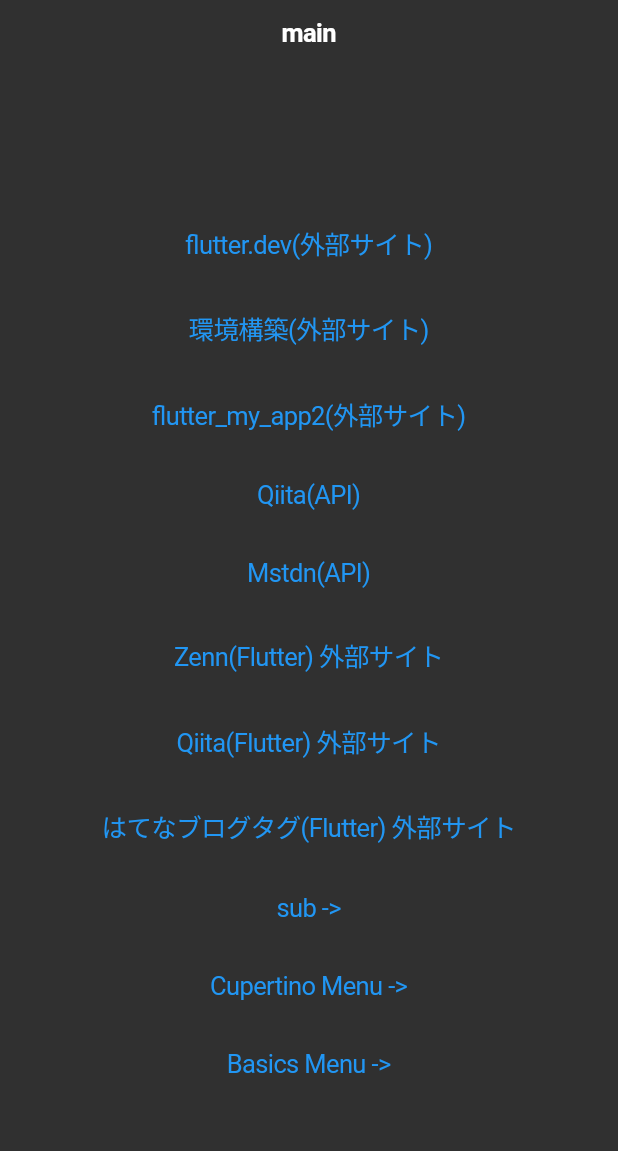
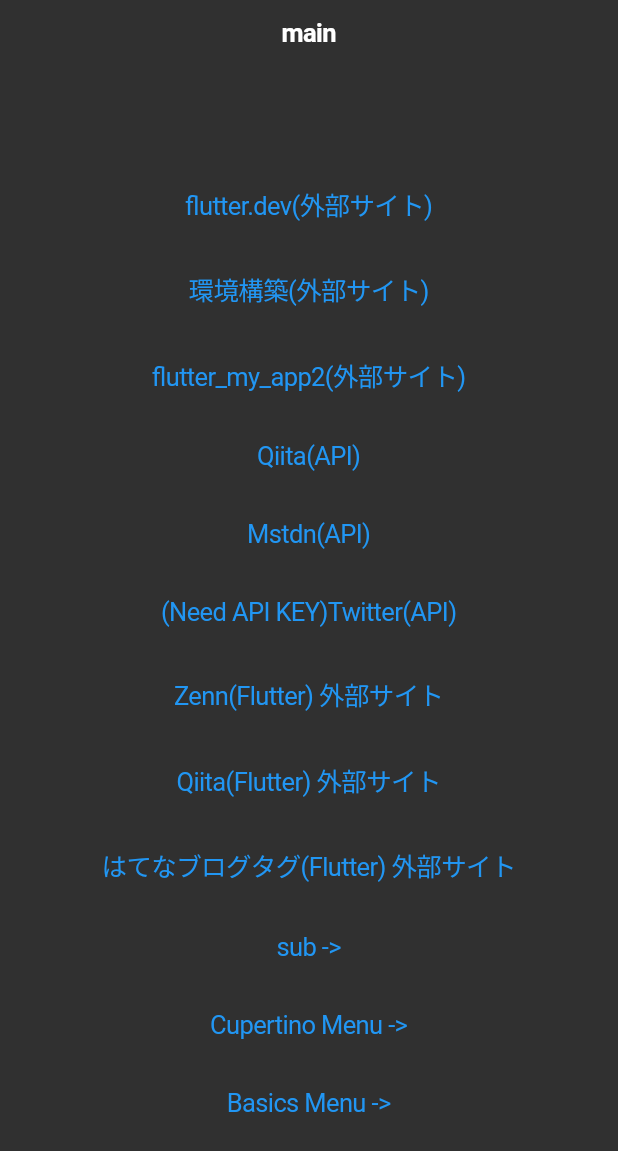
Before and after one commit to hiroyuki12/flutter_my_app2, a Flutter app: the screen it shows after launch, on a phone screen of 412 x 824 dp. Shown: the top 1151 px of the screen. Run offline on Flutter 3.47's test engine with Material 2 defaults, Android fonts, the phone set to English and light mode, and no system bars; our stand-ins replace firebase_auth, firebase_core, firebase_database, flutter_signin_button, image_picker, local_auth and 2 more; missing offline and left inert: flutter_share, oauth1, qr_code_scanner, sqlite_viewer; accounts and stored records are empty.

Commit message:
Update main.dart add Twitter(API).

```diff
--- a/lib/main.dart
+++ b/lib/main.dart
@@ -8,6 +8,7 @@ import 'pages/Cupertino/CupertinoMenu.dart';
 import 'pages/Cupertino/CupertinoSub.dart';
 import 'pages/Basics/BasicsMenu.dart';
 import 'pages/CupertinoWebView.dart';
+import 'pages/TwitterScreen.dart';
 //import 'pages/Firebase/CupertinoFirebase.dart';
 
 void main() {
@@ -76,6 +77,11 @@ class _MyHomePageState extends State<MyHomePage> {
               onPressed: () => Navigator.push(
                   context, MaterialPageRoute(builder: (context) => Mastodon())),
             ),
+            CupertinoButton(
+              child: Text("(Need API KEY)Twitter(API)"),
+              onPressed: () => Navigator.push(
+                  context, MaterialPageRoute(builder: (context) => Twitter())),
+            ),
             /*CupertinoButton(
               child: Text("Cupertino Firebase"),
               onPressed: () => Navigator.push(context,
```
